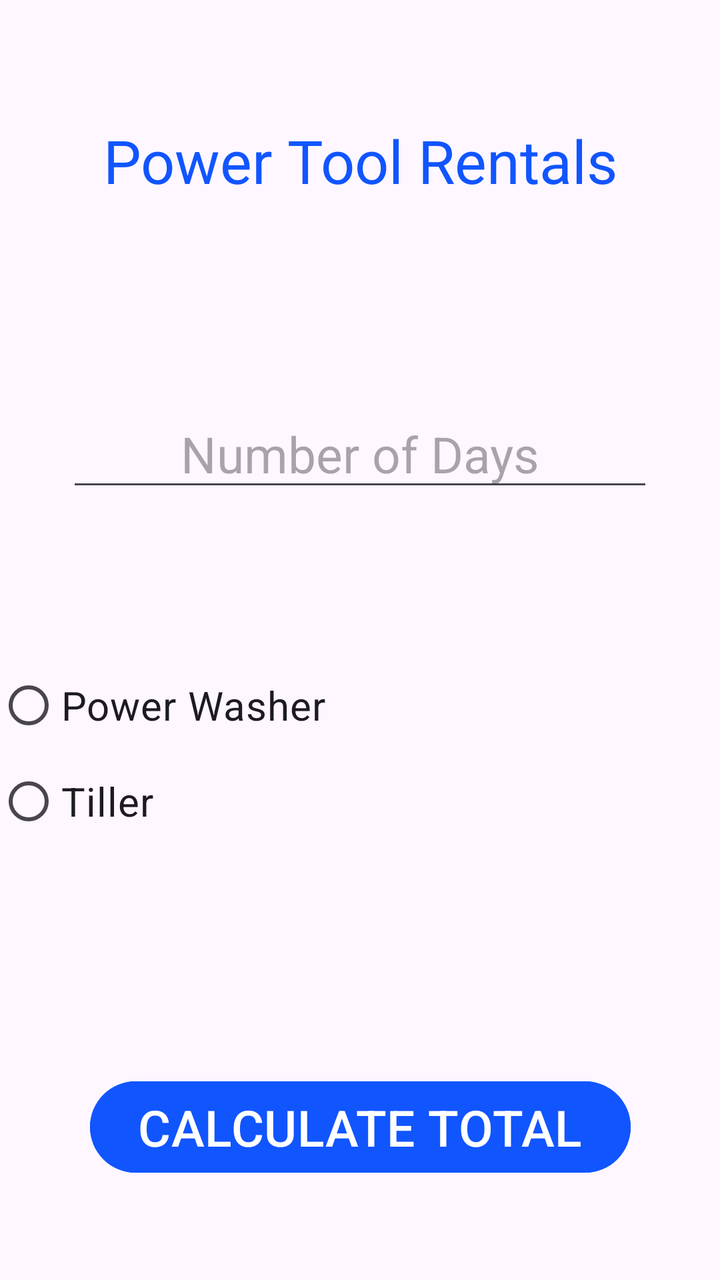
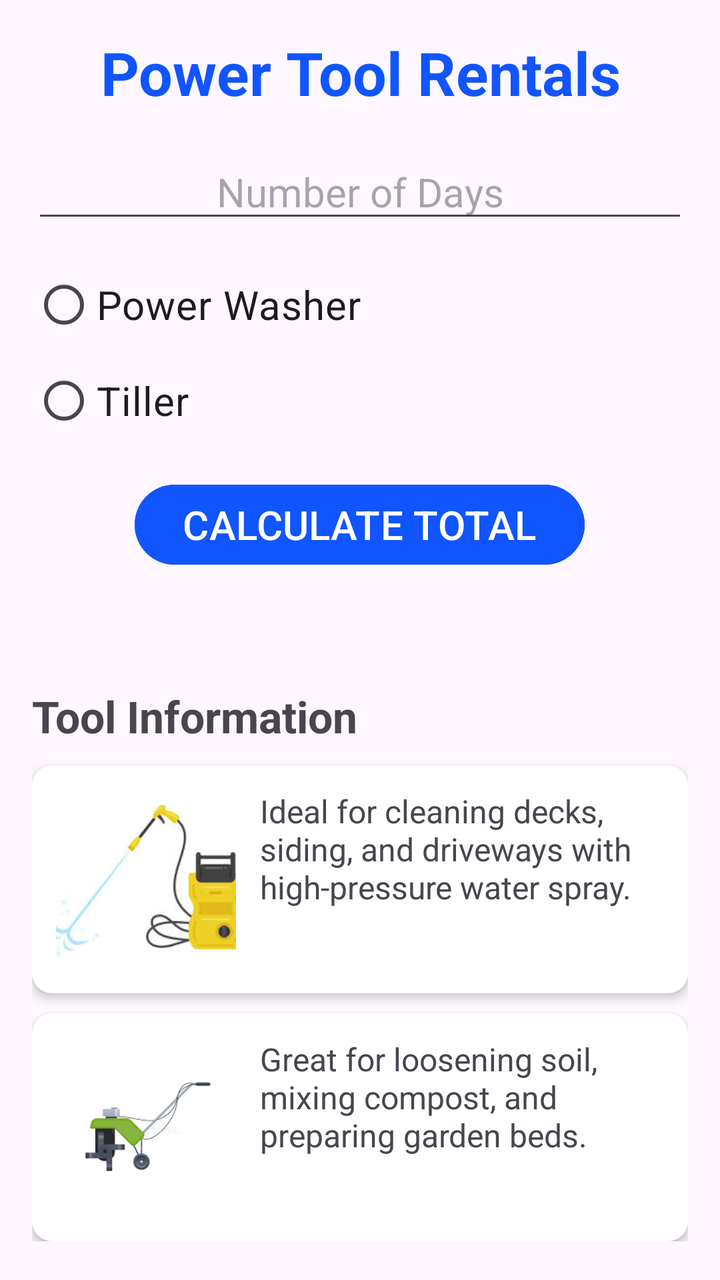

An Android layout rendered at two revisions. The XML below is the earlier revision; the diff shows what the commit changed to produce the second picture.
<!-- AndroidManifest.xml: application theme Theme.PowerToolRental -->
<!-- res/layout/activity_main.xml -->
<?xml version="1.0" encoding="utf-8"?>
<androidx.constraintlayout.widget.ConstraintLayout xmlns:android="http://schemas.android.com/apk/res/android"
    xmlns:app="http://schemas.android.com/apk/res-auto"
    xmlns:tools="http://schemas.android.com/tools"
    android:id="@+id/main"
    android:layout_width="match_parent"
    android:layout_height="match_parent"
    tools:context=".MainActivity">

    <TextView
        android:id="@+id/tvTitle"
        android:layout_width="354dp"
        android:layout_height="95dp"
        android:layout_marginStart="30dp"
        android:layout_marginTop="60dp"
        android:layout_marginEnd="30dp"
        android:layout_marginBottom="45dp"
        android:gravity="center_horizontal"
        android:text="@string/tvTitle"
        android:textColor="#1155FF"
        android:textSize="30sp"
        app:layout_constraintBottom_toTopOf="@+id/tvDays"
        app:layout_constraintEnd_toEndOf="parent"
        app:layout_constraintStart_toStartOf="parent"
        app:layout_constraintTop_toTopOf="parent" />

    <EditText
        android:id="@+id/tvDays"
        android:layout_width="wrap_content"
        android:layout_height="wrap_content"
        android:layout_marginBottom="78dp"
        android:ems="10"
        android:foregroundGravity="center_horizontal"
        android:gravity="center"
        android:hint="@string/hint"
        android:inputType="number"
        android:textSize="25sp"
        app:layout_constraintBottom_toTopOf="@+id/rgTools"
        app:layout_constraintEnd_toEndOf="parent"
        app:layout_constraintStart_toStartOf="parent"
        app:layout_constraintTop_toBottomOf="@+id/tvTitle" />

    <RadioGroup
        android:id="@+id/rgTools"
        android:layout_width="364dp"
        android:layout_height="100dp"
        android:layout_marginStart="23dp"
        android:layout_marginEnd="23dp"
        android:layout_marginBottom="108dp"
        app:layout_constraintBottom_toTopOf="@+id/btCalculate"
        app:layout_constraintEnd_toEndOf="parent"
        app:layout_constraintStart_toStartOf="parent"
        app:layout_constraintTop_toBottomOf="@+id/tvDays">

        <RadioButton
            android:id="@+id/rbWasher"
            android:layout_width="match_parent"
            android:layout_height="wrap_content"
            android:text="@string/rbWasher"
            android:textSize="20sp" />

        <RadioButton
            android:id="@+id/rbTiller"
            android:layout_width="match_parent"
            android:layout_height="wrap_content"
            android:text="@string/rbTiller"
            android:textSize="20sp" />
    </RadioGroup>

    <Button
        android:id="@+id/btCalculate"
        android:layout_width="wrap_content"
        android:layout_height="wrap_content"
        android:layout_marginBottom="11dp"
        android:backgroundTint="#1155FF"
        android:gravity="center_horizontal"
        android:text="@string/btCalculate"
        android:textSize="25sp"
        app:layout_constraintBottom_toTopOf="@+id/tvResult"
        app:layout_constraintEnd_toEndOf="parent"
        app:layout_constraintStart_toStartOf="parent"
        app:layout_constraintTop_toBottomOf="@+id/rgTools" />

    <TextView
        android:id="@+id/tvResult"
        android:layout_width="0dp"
        android:layout_height="0dp"
        android:layout_marginStart="8dp"
        android:layout_marginEnd="8dp"
        android:layout_marginBottom="13dp"
        android:gravity="center"
        android:textColor="#1155FF"
        android:textSize="20sp"
        app:layout_constraintBottom_toBottomOf="parent"
        app:layout_constraintEnd_toEndOf="parent"
        app:layout_constraintStart_toStartOf="parent"
        app:layout_constraintTop_toBottomOf="@+id/btCalculate" />
</androidx.constraintlayout.widget.ConstraintLayout>
<!-- resources referenced by this layout -->
<resources>
  <string name="btCalculate">CALCULATE TOTAL</string>
  <string name="hint">Number of Days</string>
  <string name="rbTiller">Tiller</string>
  <string name="rbWasher">Power Washer</string>
  <string name="tvTitle">Power Tool Rentals</string>
  <style name="Theme.PowerToolRental" parent="Base.Theme.PowerToolRental" />
  <style name="Base.Theme.PowerToolRental" parent="Theme.Material3.DayNight">
          
          
      </style>
</resources>

<!-- the commit's change to res/layout/activity_main.xml (unified diff, before → after) -->
@@ -1,98 +1,151 @@
 <?xml version="1.0" encoding="utf-8"?>
-<androidx.constraintlayout.widget.ConstraintLayout xmlns:android="http://schemas.android.com/apk/res/android"
+<ScrollView xmlns:android="http://schemas.android.com/apk/res/android"
     xmlns:app="http://schemas.android.com/apk/res-auto"
     xmlns:tools="http://schemas.android.com/tools"
-    android:id="@+id/main"
     android:layout_width="match_parent"
     android:layout_height="match_parent"
     tools:context=".MainActivity">
 
-    <TextView
-        android:id="@+id/tvTitle"
-        android:layout_width="354dp"
-        android:layout_height="95dp"
-        android:layout_marginStart="30dp"
-        android:layout_marginTop="60dp"
-        android:layout_marginEnd="30dp"
-        android:layout_marginBottom="45dp"
-        android:gravity="center_horizontal"
-        android:text="@string/tvTitle"
-        android:textColor="#1155FF"
-        android:textSize="30sp"
-        app:layout_constraintBottom_toTopOf="@+id/tvDays"
-        app:layout_constraintEnd_toEndOf="parent"
-        app:layout_constraintStart_toStartOf="parent"
-        app:layout_constraintTop_toTopOf="parent" />
+    <LinearLayout
+        android:id="@+id/main"
+        android:layout_width="match_parent"
+        android:layout_height="wrap_content"
+        android:orientation="vertical"
+        android:padding="16dp">
 
-    <EditText
-        android:id="@+id/tvDays"
-        android:layout_width="wrap_content"
-        android:layout_height="wrap_content"
-        android:layout_marginBottom="78dp"
-        android:ems="10"
-        android:foregroundGravity="center_horizontal"
-        android:gravity="center"
-        android:hint="@string/hint"
-        android:inputType="number"
-        android:textSize="25sp"
-        app:layout_constraintBottom_toTopOf="@+id/rgTools"
-        app:layout_constraintEnd_toEndOf="parent"
-        app:layout_constraintStart_toStartOf="parent"
-        app:layout_constraintTop_toBottomOf="@+id/tvTitle" />
-
-    <RadioGroup
-        android:id="@+id/rgTools"
-        android:layout_width="364dp"
-        android:layout_height="100dp"
-        android:layout_marginStart="23dp"
-        android:layout_marginEnd="23dp"
-        android:layout_marginBottom="108dp"
-        app:layout_constraintBottom_toTopOf="@+id/btCalculate"
-        app:layout_constraintEnd_toEndOf="parent"
-        app:layout_constraintStart_toStartOf="parent"
-        app:layout_constraintTop_toBottomOf="@+id/tvDays">
-
-        <RadioButton
-            android:id="@+id/rbWasher"
+        <TextView
+            android:id="@+id/tvTitle"
             android:layout_width="match_parent"
             android:layout_height="wrap_content"
-            android:text="@string/rbWasher"
+            android:gravity="center"
+            android:text="@string/tvTitle"
+            android:textColor="#1155FF"
+            android:textSize="30sp"
+            android:textStyle="bold" />
+
+        <EditText
+            android:id="@+id/tvDays"
+            android:layout_width="match_parent"
+            android:layout_height="wrap_content"
+            android:layout_marginTop="16dp"
+            android:ems="10"
+            android:gravity="center"
+            android:hint="@string/hint"
+            android:inputType="number"
             android:textSize="20sp" />
 
-        <RadioButton
-            android:id="@+id/rbTiller"
+        <RadioGroup
+            android:id="@+id/rgTools"
             android:layout_width="match_parent"
             android:layout_height="wrap_content"
-            android:text="@string/rbTiller"
+            android:layout_marginTop="12dp">
+
+            <RadioButton
+                android:id="@+id/rbWasher"
+                android:layout_width="match_parent"
+                android:layout_height="wrap_content"
+                android:text="@string/rbWasher"
+                android:textSize="20sp" />
+
+            <RadioButton
+                android:id="@+id/rbTiller"
+                android:layout_width="match_parent"
+                android:layout_height="wrap_content"
+                android:text="@string/rbTiller"
+                android:textSize="20sp" />
+        </RadioGroup>
+
+        <Button
+            android:id="@+id/btCalculate"
+            android:layout_width="wrap_content"
+            android:layout_height="wrap_content"
+            android:layout_gravity="center_horizontal"
+            android:layout_marginTop="14dp"
+            android:backgroundTint="#1155FF"
+            android:text="@string/btCalculate"
             android:textSize="20sp" />
-    </RadioGroup>
 
-    <Button
-        android:id="@+id/btCalculate"
-        android:layout_width="wrap_content"
-        android:layout_height="wrap_content"
-        android:layout_marginBottom="11dp"
-        android:backgroundTint="#1155FF"
-        android:gravity="center_horizontal"
-        android:text="@string/btCalculate"
-        android:textSize="25sp"
-        app:layout_constraintBottom_toTopOf="@+id/tvResult"
-        app:layout_constraintEnd_toEndOf="parent"
-        app:layout_constraintStart_toStartOf="parent"
-        app:layout_constraintTop_toBottomOf="@+id/rgTools" />
+        <TextView
+            android:id="@+id/tvResult"
+            android:layout_width="match_parent"
+            android:layout_height="wrap_content"
+            android:layout_marginTop="10dp"
+            android:gravity="center"
+            android:textColor="#1155FF"
+            android:textSize="20sp" />
 
-    <TextView
-        android:id="@+id/tvResult"
-        android:layout_width="0dp"
-        android:layout_height="0dp"
-        android:layout_marginStart="8dp"
-        android:layout_marginEnd="8dp"
-        android:layout_marginBottom="13dp"
-        android:gravity="center"
-        android:textColor="#1155FF"
-        android:textSize="20sp"
-        app:layout_constraintBottom_toBottomOf="parent"
-        app:layout_constraintEnd_toEndOf="parent"
-        app:layout_constraintStart_toStartOf="parent"
-        app:layout_constraintTop_toBottomOf="@+id/btCalculate" />
-</androidx.constraintlayout.widget.ConstraintLayout>
+        <TextView
+            android:id="@+id/tvToolInfoTitle"
+            android:layout_width="match_parent"
+            android:layout_height="wrap_content"
+            android:layout_marginTop="20dp"
+            android:text="@string/tool_info_title"
+            android:textSize="22sp"
+            android:textStyle="bold" />
+
+        <androidx.cardview.widget.CardView
+            android:layout_width="match_parent"
+            android:layout_height="wrap_content"
+            android:layout_marginTop="10dp"
+            app:cardCornerRadius="10dp"
+            app:cardElevation="3dp">
+
+            <LinearLayout
+                android:layout_width="match_parent"
+                android:layout_height="wrap_content"
+                android:orientation="horizontal"
+                android:padding="12dp">
+
+                <ImageView
+                    android:id="@+id/ivWasher"
+                    android:layout_width="90dp"
+                    android:layout_height="90dp"
+                    android:contentDescription="@string/washer_image_desc"
+                    android:scaleType="centerCrop"
+                    android:src="@drawable/power_washer" />
+
+                <TextView
+                    android:id="@+id/tvWasherInfo"
+                    android:layout_width="0dp"
+                    android:layout_height="wrap_content"
+                    android:layout_marginStart="12dp"
+                    android:layout_weight="1"
+                    android:text="@string/washer_description"
+                    android:textSize="16sp" />
+            </LinearLayout>
+        </androidx.cardview.widget.CardView>
+
+        <androidx.cardview.widget.CardView
+            android:layout_width="match_parent"
+            android:layout_height="wrap_content"
+            android:layout_marginTop="10dp"
+            app:cardCornerRadius="10dp"
+            app:cardElevation="3dp">
+
+            <LinearLayout
+                android:layout_width="match_parent"
+                android:layout_height="wrap_content"
+                android:orientation="horizontal"
+                android:padding="12dp">
+
+                <ImageView
+                    android:id="@+id/ivTiller"
+                    android:layout_width="90dp"
+                    android:layout_height="90dp"
+                    android:contentDescription="@string/tiller_image_desc"
+                    android:scaleType="centerCrop"
+                    android:src="@drawable/garden_tiller" />
+
+                <TextView
+                    android:id="@+id/tvTillerInfo"
+                    android:layout_width="0dp"
+                    android:layout_height="wrap_content"
+                    android:layout_marginStart="12dp"
+                    android:layout_weight="1"
+                    android:text="@string/tiller_description"
+                    android:textSize="16sp" />
+            </LinearLayout>
+        </androidx.cardview.widget.CardView>
+
+    </LinearLayout>
+</ScrollView>
<!-- resource entries referenced after the edit -->
@@ -1,10 +1,17 @@
 <!-- resources referenced by this layout -->
 <resources>
+  <!-- drawable garden_tiller: png bitmap (drawable, 3427 bytes) -->
+  <!-- drawable power_washer: png bitmap (drawable, 5283 bytes) -->
   <string name="btCalculate">CALCULATE TOTAL</string>
   <string name="hint">Number of Days</string>
   <string name="rbTiller">Tiller</string>
   <string name="rbWasher">Power Washer</string>
+  <string name="tiller_description">Great for loosening soil, mixing compost, and preparing garden beds.</string>
+  <string name="tiller_image_desc">Tiller image</string>
+  <string name="tool_info_title">Tool Information</string>
   <string name="tvTitle">Power Tool Rentals</string>
+  <string name="washer_description">Ideal for cleaning decks, siding, and driveways with high-pressure water spray.</string>
+  <string name="washer_image_desc">Power washer image</string>
   <style name="Theme.PowerToolRental" parent="Base.Theme.PowerToolRental" />
   <style name="Base.Theme.PowerToolRental" parent="Theme.Material3.DayNight">
           
